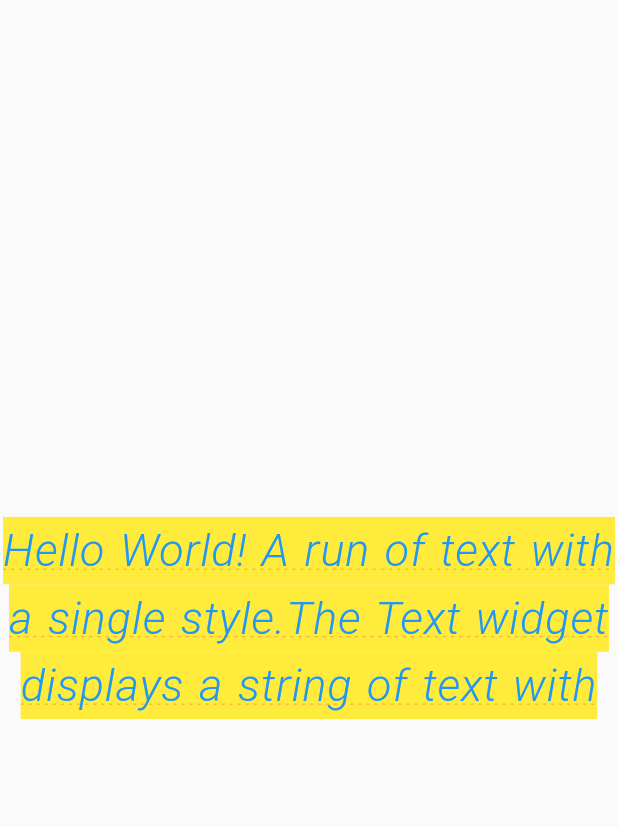
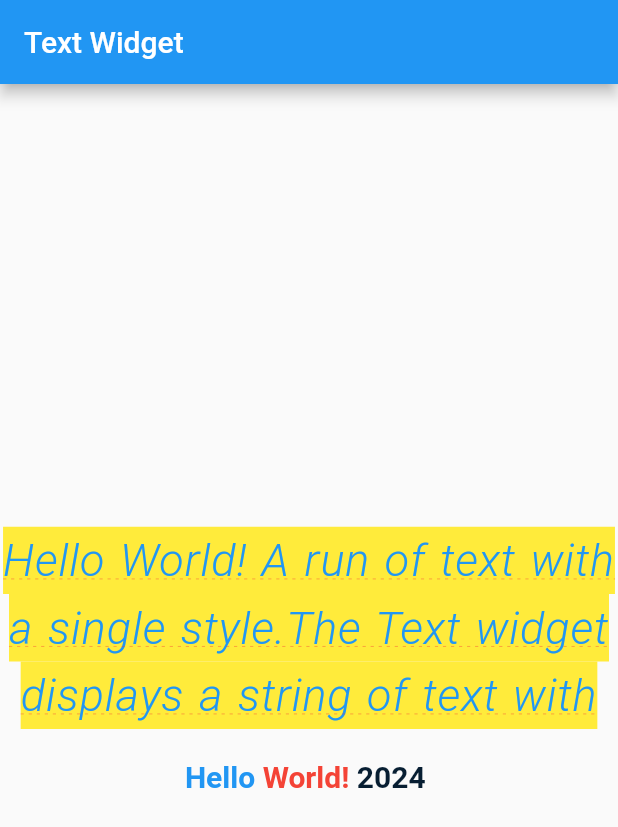
Before and after one commit to lantuyan/FlutterTraining, a Flutter app: the screen it shows after launch, on a phone screen of 412 x 824 dp. Shown: the top 827 px of the screen. Run offline on Flutter 3.47's test engine with Material 2 defaults, Android fonts, the light colour scheme and no system bars.

Commit message:
Text vs RichText

```diff
--- a/basic_flutter/text_widget/lib/main.dart
+++ b/basic_flutter/text_widget/lib/main.dart
@@ -1,18 +1,35 @@
 import 'package:flutter/material.dart';
 
 void main() {
-  runApp(const MainApp());
+  // runApp(const MainApp());
+  runApp(MaterialApp(
+    home: SafeArea(
+      child: Scaffold(
+        appBar: AppBar(
+          title: const Text('Text Widget'),
+        ),
+        body: Center(
+          child: Column(
+            mainAxisAlignment: MainAxisAlignment.center,
+            children: <Widget>[
+              myWidget(),
+              SizedBox(height: 20),
+              myWidget2(),
+            ],
+          ),
+        ),
+      ),
+    ),
+    debugShowCheckedModeBanner: false,
+    ),
+
+  );
 }
 
-class MainApp extends StatelessWidget {
-  const MainApp({super.key});
-
+class myWidget extends StatelessWidget {
   @override
   Widget build(BuildContext context) {
-    return const MaterialApp(
-      home: Scaffold(
-        body: Center(
-          child: Text(
+    return const Text(
             'Hello World! '
             'A run of text with a single style.'
             'The Text widget displays a string of '
@@ -42,24 +59,38 @@ class MainApp extends StatelessWidget {
               height: 1.5,
               leadingDistribution: TextLeadingDistribution.even,
             ),
-          ),
-          // Text.rich
-          //     child: Text.rich(
-          //   TextSpan(
-          //     children: [
-          //       TextSpan(text: 'This text is '),
-          //       TextSpan(
-          //           text: 'bold', style: TextStyle(fontWeight: FontWeight.bold)),
-          //       TextSpan(
-          //           text: ' and this text is ', style: TextStyle(fontSize: 24)),
-          //       TextSpan(
-          //           text: 'italic',
-          //           style: TextStyle(fontStyle: FontStyle.italic)),
-          //     ],
-          //   ),
-          // )
-        ),
-      ),
+    );
+  }
+
+}
+// RichText Widget
+class myWidget2 extends StatelessWidget {
+  @override
+  Widget build(BuildContext context) {
+    return RichText(
+      text: TextSpan(
+        style: DefaultTextStyle.of(context).style,
+        children: const <TextSpan>[
+          TextSpan(
+              text: 'Hello ',
+              style: TextStyle(
+                  fontWeight: FontWeight.bold,
+                  color: Colors.blue,
+                  fontSize: 20)),
+          TextSpan(
+              text: 'World! ',
+              style: TextStyle(
+                  fontWeight: FontWeight.bold,
+                  color: Colors.red,
+                  fontSize: 20)),
+          TextSpan(
+              text: '2024 ',
+              style: TextStyle(
+                  fontWeight: FontWeight.bold,
+                  color: Color.fromARGB(255, 7, 30, 50),
+                  fontSize: 20)),
+        ],
+      )
     );
   }
 }
```
